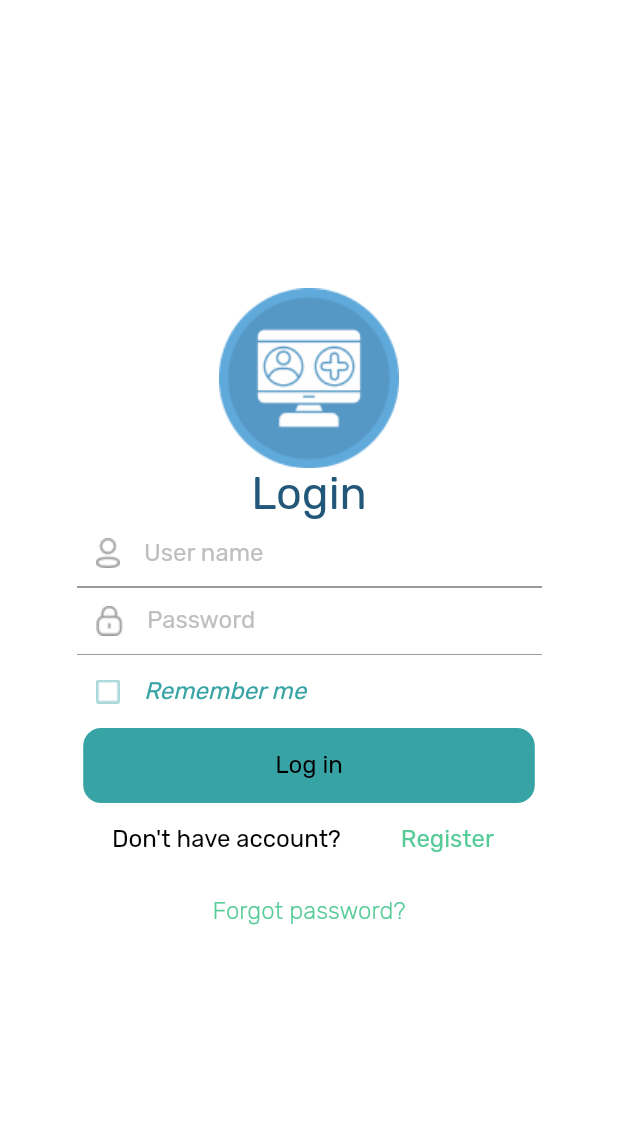
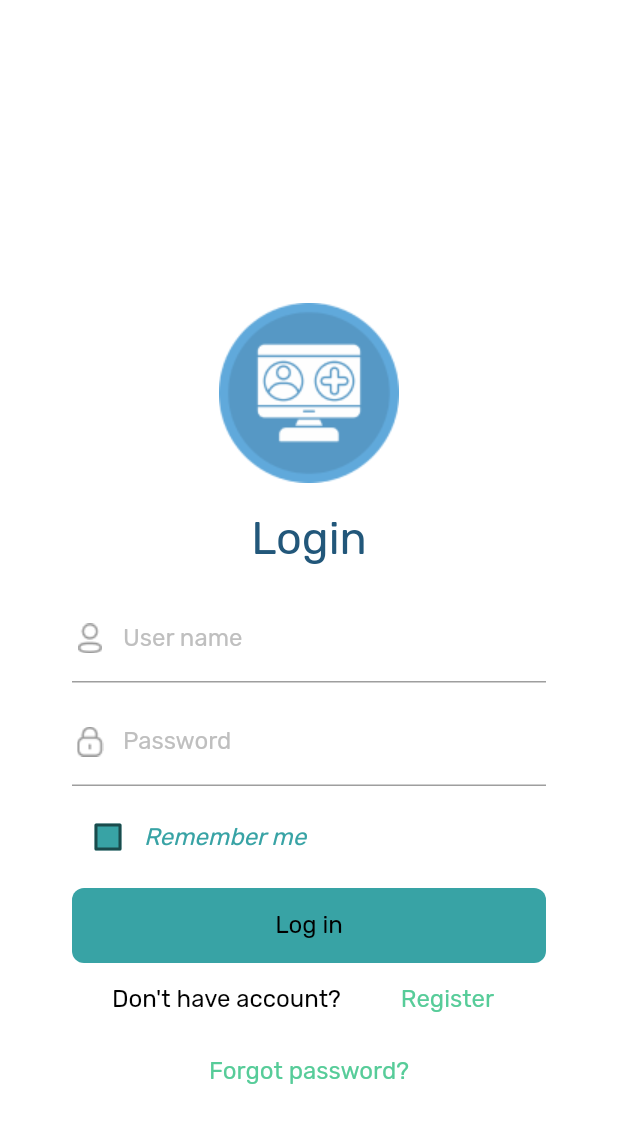
Before and after one commit to ManhHoDinh/Paradise_Hotel_Management, a Flutter app: the screen it shows after launch, on a phone screen of 412 x 824 dp. Shown: the top 1123 px of the screen. Run offline on Flutter 3.47's test engine with Material 2 defaults, Android fonts, the phone set to English and light mode, and no system bars; our stand-ins replace flutter_svg, hive_flutter; accounts and stored records are empty.

Commit message:
edit input_widget + checkbox + login button

```diff
--- a/lib/core/constants/dimension_constants.dart
+++ b/lib/core/constants/dimension_constants.dart
@@ -1,5 +1,6 @@
 import 'package:flutter/widgets.dart';
 
+const double kMaxPadding = 48.0; // maximum default padding
 const double kMediumPadding = 24.0; // bigger default padding
 const double kBottomBarIconSize = 20.0; // size of icon on the bottom bar
 const double kDefaultPadding = 16.0; // standard padding using default items
--- a/lib/presentations/screens/login_screen.dart
+++ b/lib/presentations/screens/login_screen.dart
@@ -1,48 +1,81 @@
 import 'package:flutter/material.dart';
 import 'package:paradise/core/constants/color_palatte.dart';
+import 'package:paradise/core/constants/dimension_constants.dart';
 import 'package:paradise/core/helpers/assets_helper.dart';
 import 'package:paradise/core/helpers/text_styles.dart';
 import 'package:paradise/presentations/widgets/button_widget.dart';
 import 'package:paradise/presentations/widgets/input_widget.dart';
 
-class LoginScreen extends StatelessWidget {
+class LoginScreen extends StatefulWidget {
   static String routeName = 'login_screen';
+  const LoginScreen({super.key});
 
-  const LoginScreen({super.key});
+  @override
+  State<LoginScreen> createState() => _LoginScreenState();
+}
+
+class _LoginScreenState extends State<LoginScreen> {
+    Color getColor(Set<MaterialState> states) {
+      const Set<MaterialState> interactiveStates = <MaterialState>{
+        MaterialState.pressed,
+        MaterialState.hovered,
+        MaterialState.focused,
+      };
+      if (states.any(interactiveStates.contains)) {
+        return ColorPalette.greenColor;
+      }
+      return ColorPalette.greenColor;
+    }
+  bool isChecked = false;
 
   @override
   Widget build(BuildContext context) {
     return Scaffold(
-      body: Center(
+      body: SingleChildScrollView(
         child: Padding(
-          padding: const EdgeInsets.symmetric(horizontal: 48, vertical: 48 * 4),
+          padding: const EdgeInsets.symmetric(horizontal: kMaxPadding, vertical: kMaxPadding * 4),
           child: Column(
             mainAxisAlignment: MainAxisAlignment.spaceEvenly,
             children: [
-              Image.asset(AssetHelper.icoLogin,),
-              Text('Login',
+              Padding(
+                padding: const EdgeInsets.symmetric(vertical: kItemPadding),
+                child: Image.asset(AssetHelper.icoLogin,),
+              ),
+              Padding(
+                padding: const EdgeInsets.symmetric(vertical: kItemPadding),
+                child: Text('Login',
                   style: TextStyles.h1.setColor(ColorPalette.blueText)
                 ),
-              InputWidget(title: 'User name',
+              ),
+              Padding(
+                padding: const EdgeInsets.symmetric(vertical: kItemPadding),
+                child: InputWidget(labelText: 'User name',
                   icon: AssetHelper.icoUser,
                 ),
-              InputWidget(title: 'Password',
+              ),
+              InputWidget(labelText: 'Password',
                 icon: AssetHelper.icoLock,
               ),
-              Row(
+              Container(
+                width: double.infinity,
+                margin: const EdgeInsets.symmetric(vertical: kItemPadding),
+                child: Row(
                   children: [
-                  IconButton(
-                    onPressed: () {
-                      print('object');
+                    Checkbox(
+                      checkColor: Colors.white,
+                      fillColor: MaterialStateColor.resolveWith((states) => getColor(states)),
+                      value: isChecked,
+                      onChanged: (value) {
+                        setState(() {
+                          isChecked = value!;
+                        });
                       },
-                    icon: Image.asset(AssetHelper.icoSquareBlank),
                     ),
                     Text('Remember me',
-                    style: TextStyles.h6
-                                     .italic
-                                     .setColor(ColorPalette.greenColor),
+                      style: TextStyles.h6.italic.setColor(ColorPalette.greenColor),
                     ),
                   ],
+                ),
               ),
               ButtonWidget(label: 'Log in',
                 color: ColorPalette.greenColor,
@@ -78,7 +111,6 @@ class LoginScreen extends StatelessWidget {
                 },
                 child: Text('Forgot password?',
                   style: TextStyles.h6
-                                   .light
                                    .setColor(ColorPalette.greenText),
                 ),
               ),
--- a/lib/presentations/widgets/button_widget.dart
+++ b/lib/presentations/widgets/button_widget.dart
@@ -1,5 +1,6 @@
 import 'package:flutter/material.dart';
 import 'package:paradise/core/constants/color_palatte.dart';
+import 'package:paradise/core/constants/dimension_constants.dart';
 import 'package:paradise/core/helpers/text_styles.dart';
 
 class ButtonWidget extends StatelessWidget {
@@ -17,15 +18,17 @@ class ButtonWidget extends StatelessWidget {
   @override
   Widget build(BuildContext context) {
     return InkWell(
-      borderRadius: BorderRadius.all(Radius.circular(12)),
+      borderRadius: kDefaultBorderRadius,
       onTap: onTap,
       splashColor: Colors.amber,
       child: Container(
+        alignment: Alignment.center,
+        width: double.infinity,
         decoration: BoxDecoration(
-          borderRadius: BorderRadius.all(Radius.circular(12)),
+          borderRadius: kDefaultBorderRadius,
           color: color
         ),
-        padding: const EdgeInsets.symmetric(horizontal: 32 * 4, vertical: 16),
+        padding: const EdgeInsets.symmetric(vertical: kDefaultPadding),
         child: Text(label,
           style: TextStyles.h6
                            .setColor(ColorPalette.blackText),
--- a/lib/presentations/widgets/input_widget.dart
+++ b/lib/presentations/widgets/input_widget.dart
@@ -1,42 +1,40 @@
 import 'package:flutter/material.dart';
 import 'package:paradise/core/constants/color_palatte.dart';
-import 'package:paradise/core/helpers/assets_helper.dart';
+import 'package:paradise/core/constants/dimension_constants.dart';
 import 'package:paradise/core/helpers/text_styles.dart';
 
 class InputWidget extends StatelessWidget {
-  final String title;
+  final String labelText;
   final String icon;
 
   const InputWidget({
     super.key,
-    required this.title,
-    required this.icon
+    required this.labelText,
+    required this.icon,
   });
 
   @override
   Widget build(BuildContext context) {
-    return Padding(
-      padding: const EdgeInsets.only(top: 12),
-      child: Column(
-        mainAxisAlignment: MainAxisAlignment.spaceEvenly,
-        children: [
-          Row(
-            children: [
-              Container(
-                child: Image.asset(icon),
-                padding: const EdgeInsets.symmetric(horizontal: 16),
-              ),
-              Text(title,
-                style: TextStyles.h6.setColor(ColorPalette.greyText)
-                ,),
-            ],
+    return TextField(
+      controller: TextEditingController(),
+      decoration: InputDecoration(
+        prefixIcon: Image.asset(icon),
+        prefixIconConstraints: BoxConstraints(
+          minWidth: 24,
+        ),
+        label: Container(
+          margin: const EdgeInsets.only(left: kItemPadding),
+          child: Text(labelText,
+            style: TextStyles.h6.setColor(ColorPalette.greyText),
           ),
-          Padding(
-            padding: const EdgeInsets.only(top: 12),
-            child: Image.asset(AssetHelper.icoLine),
-          ),
-        ],
+        ),
       ),
+      onSubmitted: (value) async {
+
+      },
+      onTapOutside: (event) {
+
+      },
     );
   }
 }
```
Also changed, not shown: 2 other files. Lines whose indentation alone changed are shown as unchanged.
